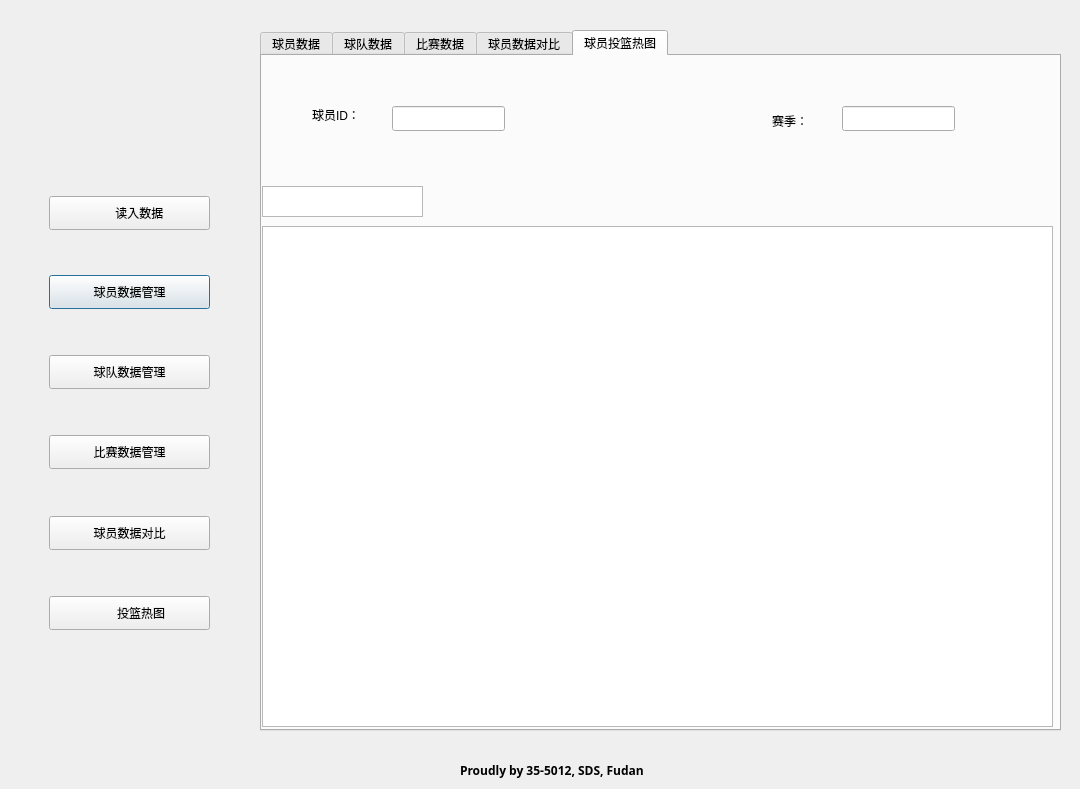
This is venv/main.ui in pickerxxr/Database_project_5012 as Qt 5 draws it before an edit. The edited form follows.
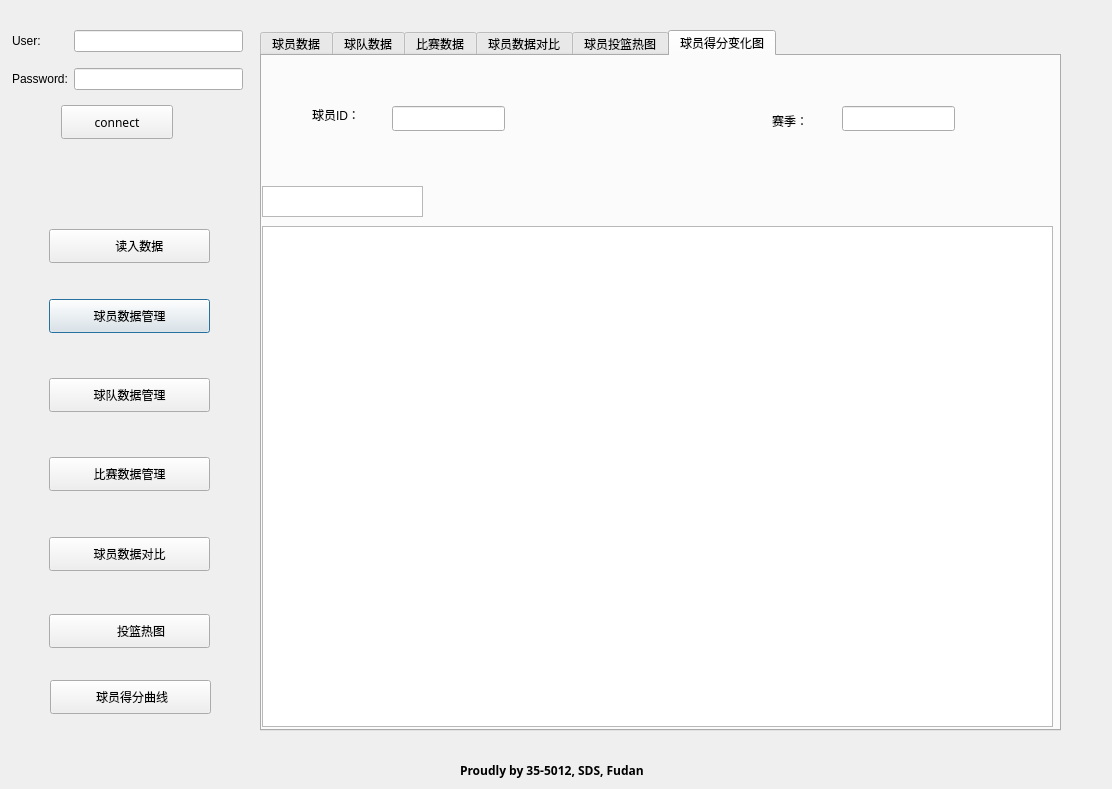
This is the edited form. Icons and pictures are not drawn.

Commit message: add button function.

Diff of the .ui file:
```diff
--- a/venv/main.ui
+++ b/venv/main.ui
@@ -6,7 +6,7 @@
    <rect>
     <x>0</x>
     <y>0</y>
-    <width>1080</width>
+    <width>1112</width>
     <height>789</height>
    </rect>
   </property>
@@ -17,7 +17,7 @@
    <property name="geometry">
     <rect>
      <x>49</x>
-     <y>275</y>
+     <y>299</y>
      <width>161</width>
      <height>34</height>
     </rect>
@@ -45,7 +45,7 @@
    <property name="geometry">
     <rect>
      <x>49</x>
-     <y>596</y>
+     <y>614</y>
      <width>161</width>
      <height>34</height>
     </rect>
@@ -73,7 +73,7 @@
    <property name="geometry">
     <rect>
      <x>49</x>
-     <y>516</y>
+     <y>537</y>
      <width>161</width>
      <height>34</height>
     </rect>
@@ -101,7 +101,7 @@
    <property name="geometry">
     <rect>
      <x>49</x>
-     <y>435</y>
+     <y>457</y>
      <width>161</width>
      <height>34</height>
     </rect>
@@ -129,7 +129,7 @@
    <property name="geometry">
     <rect>
      <x>49</x>
-     <y>355</y>
+     <y>378</y>
      <width>161</width>
      <height>34</height>
     </rect>
@@ -157,7 +157,7 @@
    <property name="geometry">
     <rect>
      <x>49</x>
-     <y>196</y>
+     <y>229</y>
      <width>161</width>
      <height>34</height>
     </rect>
@@ -191,7 +191,7 @@
     </rect>
    </property>
    <property name="currentIndex">
-    <number>4</number>
+    <number>5</number>
    </property>
    <widget class="QWidget" name="player_tab">
     <attribute name="title">
@@ -2268,6 +2268,80 @@
      </property>
     </widget>
    </widget>
+   <widget class="QWidget" name="tab">
+    <attribute name="title">
+     <string>球员得分变化图</string>
+    </attribute>
+    <widget class="QLineEdit" name="line_player_id_input">
+     <property name="geometry">
+      <rect>
+       <x>130</x>
+       <y>50</y>
+       <width>113</width>
+       <height>25</height>
+      </rect>
+     </property>
+    </widget>
+    <widget class="QLineEdit" name="line_season_input">
+     <property name="geometry">
+      <rect>
+       <x>580</x>
+       <y>50</y>
+       <width>113</width>
+       <height>25</height>
+      </rect>
+     </property>
+     <property name="text">
+      <string/>
+     </property>
+    </widget>
+    <widget class="QGraphicsView" name="line_graphicsView">
+     <property name="geometry">
+      <rect>
+       <x>0</x>
+       <y>170</y>
+       <width>791</width>
+       <height>501</height>
+      </rect>
+     </property>
+    </widget>
+    <widget class="QLabel" name="line_player_id_label">
+     <property name="geometry">
+      <rect>
+       <x>50</x>
+       <y>50</y>
+       <width>81</width>
+       <height>18</height>
+      </rect>
+     </property>
+     <property name="text">
+      <string>球员ID：</string>
+     </property>
+    </widget>
+    <widget class="QLabel" name="line_season_label">
+     <property name="geometry">
+      <rect>
+       <x>510</x>
+       <y>50</y>
+       <width>81</width>
+       <height>30</height>
+      </rect>
+     </property>
+     <property name="text">
+      <string>赛季：</string>
+     </property>
+    </widget>
+    <widget class="QTextBrowser" name="line_playername_textBrowseroutput">
+     <property name="geometry">
+      <rect>
+       <x>0</x>
+       <y>130</y>
+       <width>161</width>
+       <height>31</height>
+      </rect>
+     </property>
+    </widget>
+   </widget>
   </widget>
   <widget class="QLabel" name="copyright_label">
    <property name="geometry">
@@ -2289,6 +2363,84 @@
     <string>Proudly by 35-5012, SDS, Fudan</string>
    </property>
   </widget>
+  <widget class="QWidget" name="gridLayoutWidget">
+   <property name="geometry">
+    <rect>
+     <x>12</x>
+     <y>20</y>
+     <width>231</width>
+     <height>81</height>
+    </rect>
+   </property>
+   <layout class="QGridLayout" name="gridLayout">
+    <item row="0" column="0">
+     <widget class="QLabel" name="user">
+      <property name="text">
+       <string>User:</string>
+      </property>
+     </widget>
+    </item>
+    <item row="2" column="0">
+     <widget class="QLabel" name="password">
+      <property name="text">
+       <string>Password:</string>
+      </property>
+     </widget>
+    </item>
+    <item row="2" column="2">
+     <widget class="QLineEdit" name="user_input"/>
+    </item>
+    <item row="0" column="2">
+     <widget class="QLineEdit" name="password_input"/>
+    </item>
+   </layout>
+  </widget>
+  <widget class="QPushButton" name="connect_button">
+   <property name="geometry">
+    <rect>
+     <x>61</x>
+     <y>105</y>
+     <width>112</width>
+     <height>34</height>
+    </rect>
+   </property>
+   <property name="font">
+    <font>
+     <family>Ubuntu Monospaced</family>
+    </font>
+   </property>
+   <property name="text">
+    <string>connect</string>
+   </property>
+  </widget>
+  <widget class="QPushButton" name="line_button">
+   <property name="geometry">
+    <rect>
+     <x>50</x>
+     <y>680</y>
+     <width>161</width>
+     <height>34</height>
+    </rect>
+   </property>
+   <property name="font">
+    <font>
+     <family>Microsoft JhengHei UI</family>
+    </font>
+   </property>
+   <property name="text">
+    <string> 球员得分曲线</string>
+   </property>
+   <property name="icon">
+    <iconset resource="icons.qrc">
+     <normaloff>:/icons/line.png</normaloff>:/icons/line.png</iconset>
+   </property>
+   <property name="iconSize">
+    <size>
+     <width>30</width>
+     <height>30</height>
+    </size>
+   </property>
+  </widget>
  </widget>
  <resources>
   <include location="icons.qrc"/>
```
Left out of the diff: 4 changed lines with no effect on the pictures. The commit also changes 4 other files.
